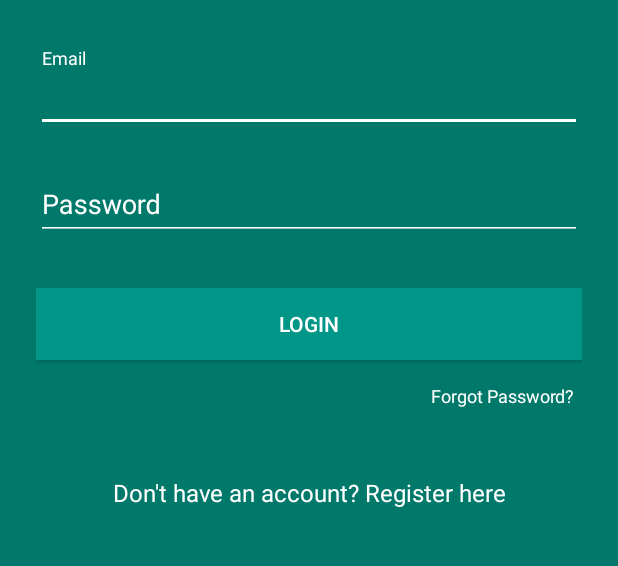
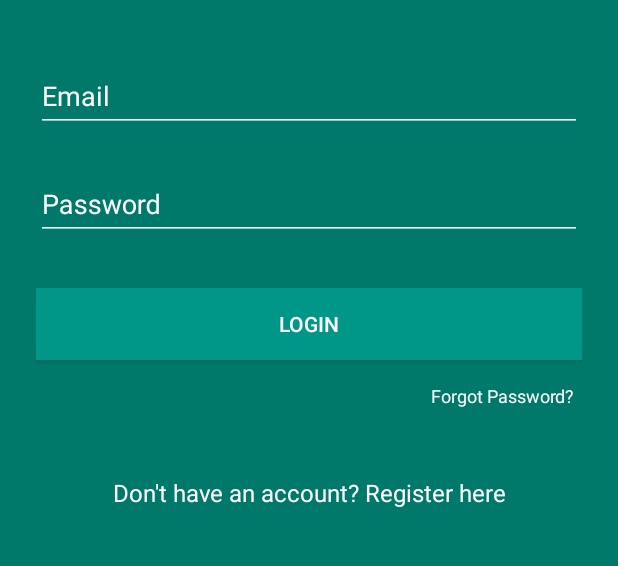
Before and after one commit to ohwittmannone/Just-Paws, an Android app: the LoginActivity screen opened directly, with no data from a screen before it, on a phone screen of 412 x 824 dp, the part 204-770 px from its top. Run offline under Robolectric (Android 15) with nearby library versions, the phone set to English and light mode, and no system bars; our stand-ins replace Firebase (no records; nobody signed in at launch, a user with empty details on screens opened directly).

Commit message:
UI updates

```diff
--- a/app/src/main/res/layout/activity_login.xml
+++ b/app/src/main/res/layout/activity_login.xml
@@ -10,7 +10,9 @@
     <LinearLayout
         android:layout_width="match_parent"
         android:layout_height="match_parent"
-        android:orientation="vertical">
+        android:orientation="vertical"
+        android:focusable="true"
+        android:focusableInTouchMode="true">
 
         <android.support.v7.widget.Toolbar
             android:id="@+id/toolbar"
```
Also changed, not shown: app/src/main/java/com/ohwittmannone/just_paws/login/LoginActivity.java (+8 -5 lines).
